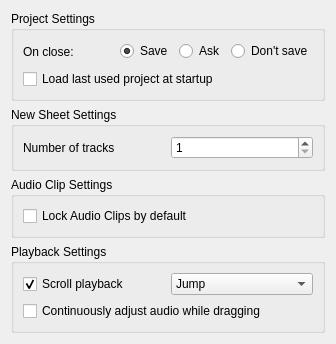
Qt form src/traverso/ui/BehaviorConfigPage.ui (ErwanLegrand/Traverso-DAW) before a commit.
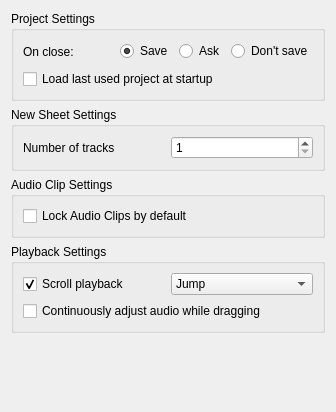
The same form after that commit.

Commit message: * Merged the fooConfig classes into their fooConfigPage classes which obviously should have been done right from the beginning (by using multiple inheritance, such a nice C++ feature ;-) ) * The Layout of the config pages, margins, spacing etc is can be managed properly now by QDesigner, the defaults are just fine, which makes adjusting the ConfigPages much easier.

```diff
--- a/src/traverso/ui/BehaviorConfigPage.ui
+++ b/src/traverso/ui/BehaviorConfigPage.ui
@@ -6,13 +6,13 @@
     <x>0</x>
     <y>0</y>
     <width>336</width>
-    <height>344</height>
+    <height>412</height>
    </rect>
   </property>
   <property name="windowTitle" >
    <string>Form</string>
   </property>
-  <layout class="QVBoxLayout" >
+  <layout class="QVBoxLayout" name="verticalLayout" >
    <item>
     <widget class="QGroupBox" name="groupBox" >
      <property name="title" >
@@ -289,6 +289,19 @@
      </layout>
     </widget>
    </item>
+   <item>
+    <spacer name="verticalSpacer" >
+     <property name="orientation" >
+      <enum>Qt::Vertical</enum>
+     </property>
+     <property name="sizeHint" stdset="0" >
+      <size>
+       <width>20</width>
+       <height>51</height>
+      </size>
+     </property>
+    </spacer>
+   </item>
   </layout>
  </widget>
  <resources/>
```
Left out of the diff: 79 changed lines with no effect on the pictures. The commit also changes 4 other files.
